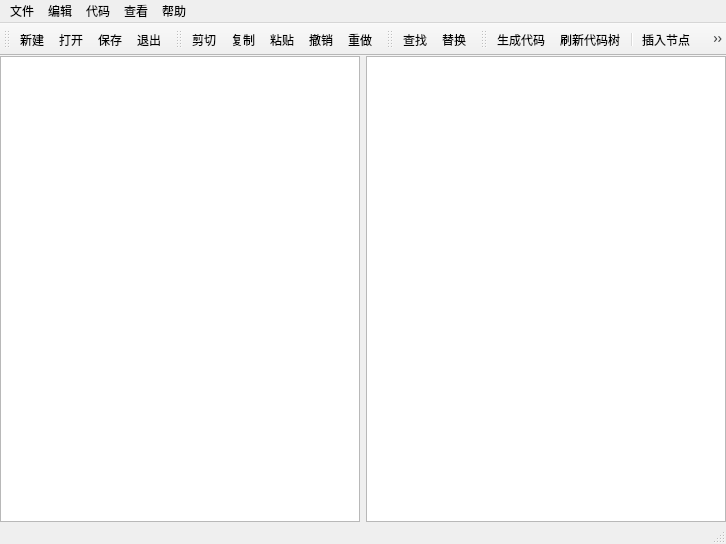
Qt form jsoneditormain.ui (peteristhegreat/qt-json-editor) before a commit.
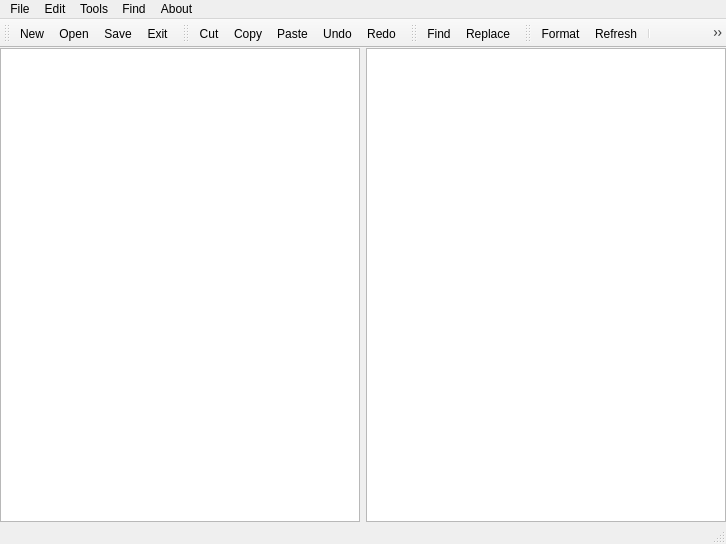
The same form after that commit. Icons and pictures are not drawn.

Diff of the .ui file:
```diff
--- a/jsoneditormain.ui
+++ b/jsoneditormain.ui
@@ -49,12 +49,12 @@
      <x>0</x>
      <y>0</y>
      <width>726</width>
-     <height>23</height>
+     <height>21</height>
     </rect>
    </property>
    <widget class="QMenu" name="menu">
     <property name="title">
-     <string>文件</string>
+     <string>File</string>
     </property>
     <addaction name="menuNewFile"/>
     <addaction name="menuOpenFile"/>
@@ -67,7 +67,7 @@
    </widget>
    <widget class="QMenu" name="menu_2">
     <property name="title">
-     <string>编辑</string>
+     <string>Edit</string>
     </property>
     <addaction name="menuUndo"/>
     <addaction name="menuRedo"/>
@@ -80,7 +80,7 @@
    </widget>
    <widget class="QMenu" name="menu_3">
     <property name="title">
-     <string>查看</string>
+     <string>Find</string>
     </property>
     <widget class="QMenu" name="menu_5">
      <property name="title">
@@ -102,14 +102,14 @@
    </widget>
    <widget class="QMenu" name="menu_4">
     <property name="title">
-     <string>帮助</string>
+     <string>About</string>
     </property>
     <addaction name="menuAbout"/>
     <addaction name="menuHelp"/>
    </widget>
    <widget class="QMenu" name="menu_6">
     <property name="title">
-     <string>代码</string>
+     <string>Tools</string>
     </property>
     <addaction name="menuRefresh"/>
     <addaction name="menuFormat"/>
@@ -213,7 +213,10 @@
      <normaloff>:/ToolbarIcon/images/document-new.png</normaloff>:/ToolbarIcon/images/document-new.png</iconset>
    </property>
    <property name="text">
-    <string>新建</string>
+    <string>New</string>
+   </property>
+   <property name="toolTip">
+    <string>New</string>
    </property>
    <property name="shortcut">
     <string>Ctrl+N</string>
@@ -225,7 +228,10 @@
      <normaloff>:/ToolbarIcon/images/document-open.png</normaloff>:/ToolbarIcon/images/document-open.png</iconset>
    </property>
    <property name="text">
-    <string>打开</string>
+    <string>Open</string>
+   </property>
+   <property name="toolTip">
+    <string>Open</string>
    </property>
    <property name="shortcut">
     <string>Ctrl+O</string>
@@ -237,7 +243,10 @@
      <normaloff>:/ToolbarIcon/images/media-floppy.png</normaloff>:/ToolbarIcon/images/media-floppy.png</iconset>
    </property>
    <property name="text">
-    <string>保存</string>
+    <string>Save</string>
+   </property>
+   <property name="toolTip">
+    <string>Save</string>
    </property>
    <property name="shortcut">
     <string>Ctrl+S</string>
@@ -268,7 +277,10 @@
      <normaloff>:/ToolbarIcon/images/system-log-out.png</normaloff>:/ToolbarIcon/images/system-log-out.png</iconset>
    </property>
    <property name="text">
-    <string>退出</string>
+    <string>Exit</string>
+   </property>
+   <property name="toolTip">
+    <string>Exit</string>
    </property>
    <property name="shortcut">
     <string>Ctrl+Q</string>
@@ -280,7 +292,10 @@
      <normaloff>:/ToolbarIcon/images/edit-undo.png</normaloff>:/ToolbarIcon/images/edit-undo.png</iconset>
    </property>
    <property name="text">
-    <string>撤销</string>
+    <string>Undo</string>
+   </property>
+   <property name="toolTip">
+    <string>Undo</string>
    </property>
    <property name="shortcut">
     <string>Ctrl+Z</string>
@@ -292,7 +307,10 @@
      <normaloff>:/ToolbarIcon/images/edit-cut.png</normaloff>:/ToolbarIcon/images/edit-cut.png</iconset>
    </property>
    <property name="text">
-    <string>剪切</string>
+    <string>Cut</string>
+   </property>
+   <property name="toolTip">
+    <string>Cut</string>
    </property>
    <property name="shortcut">
     <string>Ctrl+X</string>
@@ -304,7 +322,10 @@
      <normaloff>:/ToolbarIcon/images/edit-copy.png</normaloff>:/ToolbarIcon/images/edit-copy.png</iconset>
    </property>
    <property name="text">
-    <string>复制</string>
+    <string>Copy</string>
+   </property>
+   <property name="toolTip">
+    <string>Copy</string>
    </property>
    <property name="shortcut">
     <string>Ctrl+C</string>
@@ -316,7 +337,10 @@
      <normaloff>:/ToolbarIcon/images/edit-paste.png</normaloff>:/ToolbarIcon/images/edit-paste.png</iconset>
    </property>
    <property name="text">
-    <string>粘贴</string>
+    <string>Paste</string>
+   </property>
+   <property name="toolTip">
+    <string>Paste</string>
    </property>
    <property name="shortcut">
     <string>Ctrl+V</string>
@@ -328,7 +352,7 @@
      <normaloff>:/ToolbarIcon/images/format-justify-right.png</normaloff>:/ToolbarIcon/images/format-justify-right.png</iconset>
    </property>
    <property name="text">
-    <string>生成代码</string>
+    <string>Format</string>
    </property>
    <property name="toolTip">
     <string>生成代码</string>
@@ -343,7 +367,7 @@
      <normaloff>:/ToolbarIcon/images/view-refresh.png</normaloff>:/ToolbarIcon/images/view-refresh.png</iconset>
    </property>
    <property name="text">
-    <string>刷新代码树</string>
+    <string>Refresh</string>
    </property>
    <property name="toolTip">
     <string>刷新代码树</string>
@@ -388,7 +412,10 @@
      <normaloff>:/ToolbarIcon/images/edit-redo.png</normaloff>:/ToolbarIcon/images/edit-redo.png</iconset>
    </property>
    <property name="text">
-    <string>重做</string>
+    <string>Redo</string>
+   </property>
+   <property name="toolTip">
+    <string>Redo</string>
    </property>
    <property name="shortcut">
     <string>Ctrl+Y</string>
@@ -408,7 +435,7 @@
      <normaloff>:/ToolbarIcon/images/edit-find.png</normaloff>:/ToolbarIcon/images/edit-find.png</iconset>
    </property>
    <property name="text">
-    <string>查找</string>
+    <string>Find</string>
    </property>
    <property name="shortcut">
     <string>Ctrl+F</string>
@@ -420,7 +447,7 @@
      <normaloff>:/ToolbarIcon/images/edit-find-replace.png</normaloff>:/ToolbarIcon/images/edit-find-replace.png</iconset>
    </property>
    <property name="text">
-    <string>替换</string>
+    <string>Replace</string>
    </property>
    <property name="shortcut">
     <string>Ctrl+H</string>
@@ -476,7 +503,7 @@
      <normaloff>:/ToolbarIcon/images/list-add.png</normaloff>:/ToolbarIcon/images/list-add.png</iconset>
    </property>
    <property name="text">
-    <string>插入节点</string>
+    <string>Insert Node</string>
    </property>
    <property name="shortcut">
     <string>Ctrl+I</string>
@@ -491,7 +518,7 @@
      <normaloff>:/ToolbarIcon/images/list-remove.png</normaloff>:/ToolbarIcon/images/list-remove.png</iconset>
    </property>
    <property name="text">
-    <string>删除节点</string>
+    <string>Delete Node</string>
    </property>
    <property name="shortcut">
     <string>Ctrl+D</string>
@@ -506,7 +533,7 @@
      <normaloff>:/ToolbarIcon/images/list-addchild.png</normaloff>:/ToolbarIcon/images/list-addchild.png</iconset>
    </property>
    <property name="text">
-    <string>插入子项</string>
+    <string>Insert Child</string>
    </property>
    <property name="toolTip">
     <string>插入子项</string>
```
Left out of the diff: 62 changed lines with no effect on the pictures.
